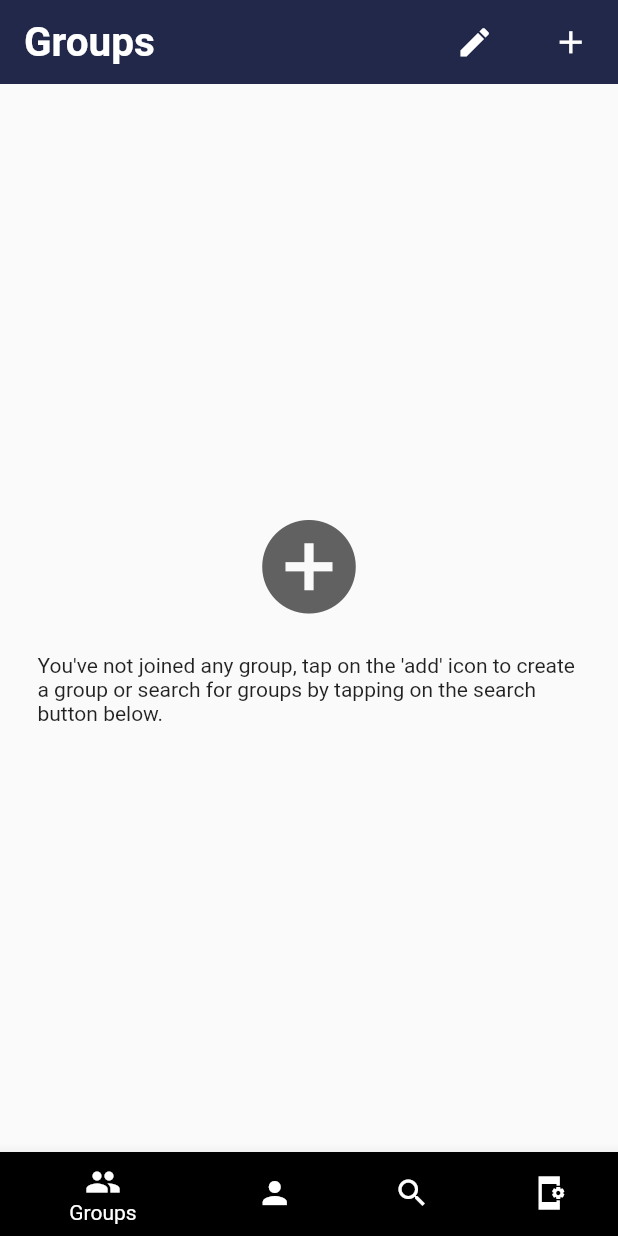
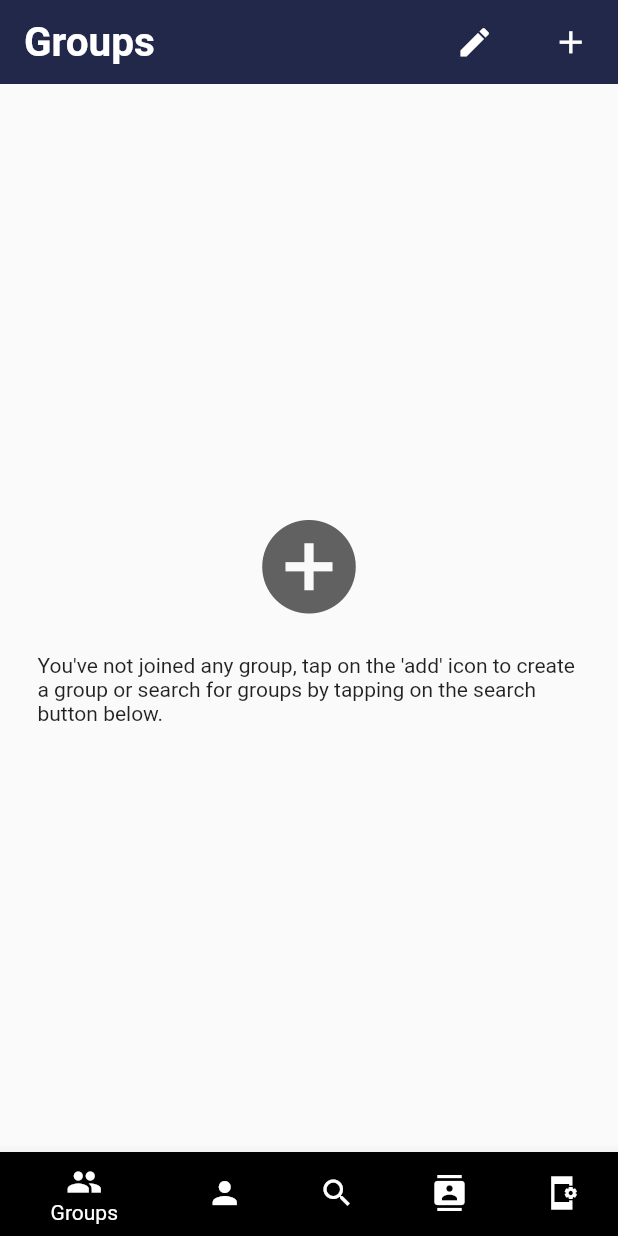
Before and after one commit to itskpalusa/chat-dart, a Flutter app: the Home screen opened directly, on a phone screen of 412 x 824 dp. Run offline on Flutter 3.47's test engine with Material 2 defaults, Android fonts, the phone set to English and light mode, and no system bars; our stand-ins replace cached_network_image, cloud_firestore, firebase_analytics, firebase_auth, firebase_core, firebase_messaging and 4 more; missing offline and left inert: image_downloader, linkable, wiredash; accounts and stored records are empty; statements that could not run were skipped; project files that could hold a hidden picture were left out.

Commit message:
Contact Screen in Navigation

```diff
--- a/lib/screens/home.dart
+++ b/lib/screens/home.dart
@@ -1,5 +1,6 @@
 import 'dart:io';
 import 'package:chat/helper/helper_functions.dart';
+import 'package:chat/screens/contacts_screen.dart';
 import 'package:chat/screens/conversations_home_screen.dart';
 import 'package:chat/screens/search_screen.dart';
 import 'package:chat/screens/settings_screen.dart';
@@ -18,17 +19,20 @@ class Home extends StatefulWidget {
 
 class _HomeState extends State<Home> {
   static FirebaseAnalytics analytics = FirebaseAnalytics();
+
   // ignore: unused_field
   static FirebaseAnalyticsObserver observer =
       FirebaseAnalyticsObserver(analytics: analytics);
 
   // ignore: unused_field
   final AuthService _auth = AuthService();
+
   // ignore: unused_field
   User _user;
   String _userName = '';
   String _email = '';
-
+  String _phone = '';
+String _uid = '';
   // initState
   @override
   void initState() {
@@ -52,6 +56,25 @@ class _HomeState extends State<Home> {
         _email = value;
       });
     });
+
+    await HelperFunctions.getUserPhoneSharedPreference().then((value) {
+      setState(() {
+        if (value != null) {
+          _phone = value;
+        } else {
+          _phone = "No Phone Number Given";
+        }
+      });
+    });
+    await HelperFunctions.getUIDSharedPreference().then((value) {
+      setState(() {
+        if (value != null) {
+          _uid = value;
+        } else {
+          _uid = "UID #";
+        }
+      });
+    });
   }
 
   int _currentIndex = 0;
@@ -70,7 +93,8 @@ class _HomeState extends State<Home> {
       HomeScreen(),
       ConversationHomeScreen(),
       SearchScreen(),
-      SettingsScreen(userName: _userName, email: _email),
+      ContactsScreen(),
+      SettingsScreen(userName: _userName, email: _email, phone: _phone),
     ];
     if (Platform.isIOS) {
       return CupertinoTabScaffold(
@@ -84,7 +108,7 @@ class _HomeState extends State<Home> {
               ),
               new BottomNavigationBarItem(
                 icon: Platform.isIOS
-                    ? Icon(CupertinoIcons.person_fill)
+                    ? Icon(CupertinoIcons.person)
                     : Icon(Icons.person),
                 label: 'Conversations',
               ),
@@ -93,6 +117,12 @@ class _HomeState extends State<Home> {
                     ? Icon(CupertinoIcons.search)
                     : Icon(Icons.search),
                 label: 'Search',
+              ),
+              new BottomNavigationBarItem(
+                icon: Platform.isIOS
+                    ? Icon(CupertinoIcons.book)
+                    : Icon(Icons.contacts),
+                label: 'Contact',
               ),
               new BottomNavigationBarItem(
                   icon: Platform.isIOS
@@ -113,7 +143,14 @@ class _HomeState extends State<Home> {
                 return SearchScreen();
                 break;
               case 3:
-                return SettingsScreen(userName: _userName, email: _email);
+                return ContactsScreen();
+                break;
+              case 4:
+                return SettingsScreen(
+                  userName: _userName,
+                  email: _email,
+                  phone: _phone,
+                );
                 break;
               default:
                 return HomeScreen();
@@ -142,6 +179,10 @@ class _HomeState extends State<Home> {
               label: 'Search',
             ),
             new BottomNavigationBarItem(
+              icon: Icon(Icons.contacts),
+              label: 'Contacts',
+            ),
+            new BottomNavigationBarItem(
               icon: Icon(Icons.app_settings_alt_sharp),
               label: 'Settings',
             )
```
